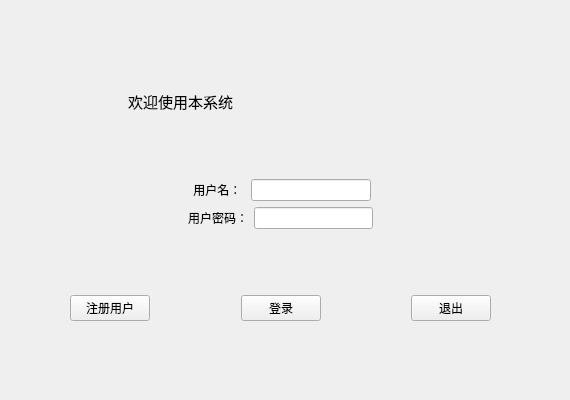
This is Login.ui in Burgundy-Red/FanBladeDetection as Qt 5 draws it before an edit. The edited form follows.
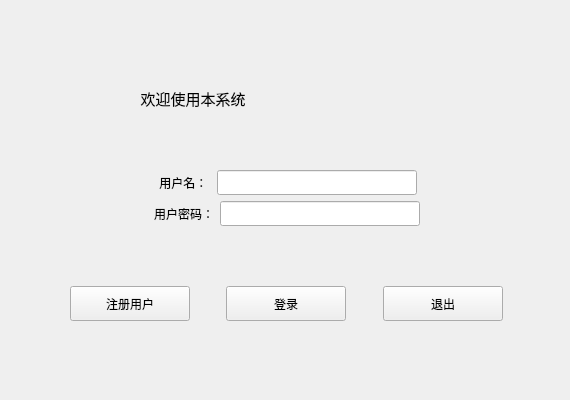
This is the edited form. Icons and pictures are not drawn.

Diff of the .ui file:
```diff
--- a/Login.ui
+++ b/Login.ui
@@ -34,7 +34,7 @@
     <rect>
      <x>70</x>
      <y>60</y>
-     <width>421</width>
+     <width>433</width>
      <height>261</height>
     </rect>
    </property>
@@ -60,7 +60,7 @@
        </font>
       </property>
       <property name="text">
-       <string>              欢迎使用本系统</string>
+       <string>                 欢迎使用本系统</string>
       </property>
      </widget>
     </item>
@@ -113,7 +113,20 @@
        </widget>
       </item>
       <item>
-       <widget class="QLineEdit" name="username_le"/>
+       <widget class="QLineEdit" name="username_le">
+        <property name="minimumSize">
+         <size>
+          <width>200</width>
+          <height>25</height>
+         </size>
+        </property>
+        <property name="maximumSize">
+         <size>
+          <width>200</width>
+          <height>25</height>
+         </size>
+        </property>
+       </widget>
       </item>
       <item>
        <spacer name="horizontalSpacer">
@@ -153,7 +166,26 @@
        </widget>
       </item>
       <item>
-       <widget class="QLineEdit" name="password_le"/>
+       <widget class="QLineEdit" name="password_le">
+        <property name="sizePolicy">
+         <sizepolicy hsizetype="Expanding" vsizetype="Fixed">
+          <horstretch>0</horstretch>
+          <verstretch>0</verstretch>
+         </sizepolicy>
+        </property>
+        <property name="minimumSize">
+         <size>
+          <width>200</width>
+          <height>25</height>
+         </size>
+        </property>
+        <property name="maximumSize">
+         <size>
+          <width>200</width>
+          <height>25</height>
+         </size>
+        </property>
+       </widget>
       </item>
       <item>
        <spacer name="horizontalSpacer_4">
@@ -200,6 +232,18 @@
      <layout class="QHBoxLayout" name="horizontalLayout_3">
       <item>
        <widget class="QPushButton" name="logon_btn">
+        <property name="minimumSize">
+         <size>
+          <width>120</width>
+          <height>35</height>
+         </size>
+        </property>
+        <property name="maximumSize">
+         <size>
+          <width>120</width>
+          <height>36</height>
+         </size>
+        </property>
         <property name="text">
          <string>注册用户</string>
         </property>
@@ -220,6 +264,18 @@
       </item>
       <item>
        <widget class="QPushButton" name="login_btn">
+        <property name="minimumSize">
+         <size>
+          <width>120</width>
+          <height>35</height>
+         </size>
+        </property>
+        <property name="maximumSize">
+         <size>
+          <width>120</width>
+          <height>35</height>
+         </size>
+        </property>
         <property name="text">
          <string>登录</string>
         </property>
@@ -240,6 +296,18 @@
       </item>
       <item>
        <widget class="QPushButton" name="exit_btn">
+        <property name="minimumSize">
+         <size>
+          <width>120</width>
+          <height>35</height>
+         </size>
+        </property>
+        <property name="maximumSize">
+         <size>
+          <width>120</width>
+          <height>35</height>
+         </size>
+        </property>
         <property name="text">
          <string>退出</string>
         </property>
```
